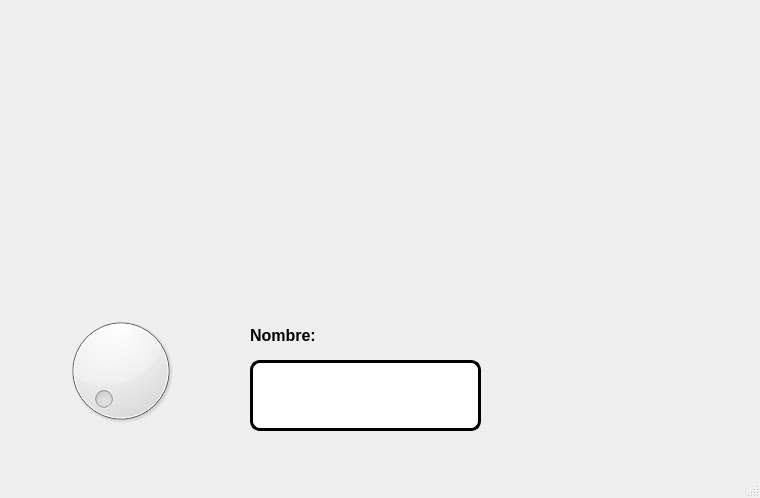
Above: Unidad 2/P08_CarruselImagenes.ui from JoseEmilioGuzmanOrtega/PIP_2025_1_Eq_1 before the change. Below: the same form after it.
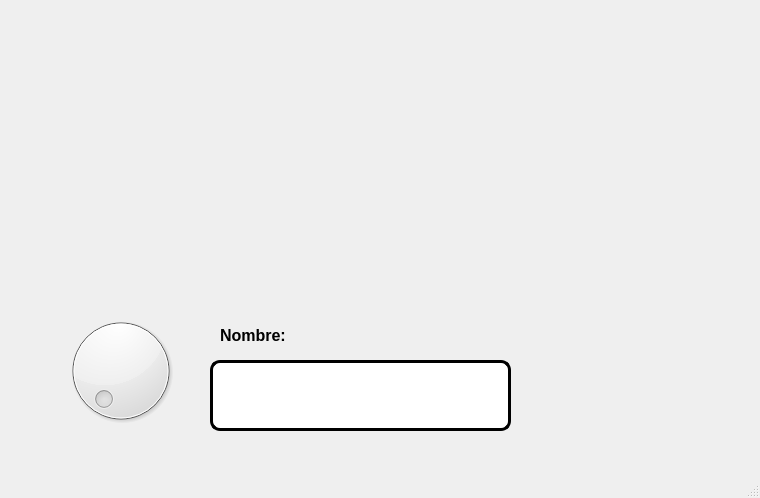
That is the form after the change. Icons and pictures are not drawn.

```diff
--- a/Unidad 2/P08_CarruselImagenes.ui
+++ b/Unidad 2/P08_CarruselImagenes.ui
@@ -17,7 +17,7 @@
    <widget class="QLabel" name="label_5">
     <property name="geometry">
      <rect>
-      <x>250</x>
+      <x>220</x>
       <y>320</y>
       <width>231</width>
       <height>31</height>
@@ -34,12 +34,12 @@
      <string>Nombre:</string>
     </property>
    </widget>
-   <widget class="QLineEdit" name="lineEdit">
+   <widget class="QLineEdit" name="txt_nombre_imagen">
     <property name="geometry">
      <rect>
-      <x>250</x>
+      <x>210</x>
       <y>360</y>
-      <width>231</width>
+      <width>301</width>
       <height>71</height>
      </rect>
     </property>
@@ -59,7 +59,7 @@
      <set>Qt::AlignCenter</set>
     </property>
    </widget>
-   <widget class="QLabel" name="txt_nombre_imagen">
+   <widget class="QLabel" name="imagen">
     <property name="geometry">
      <rect>
       <x>200</x>
```
